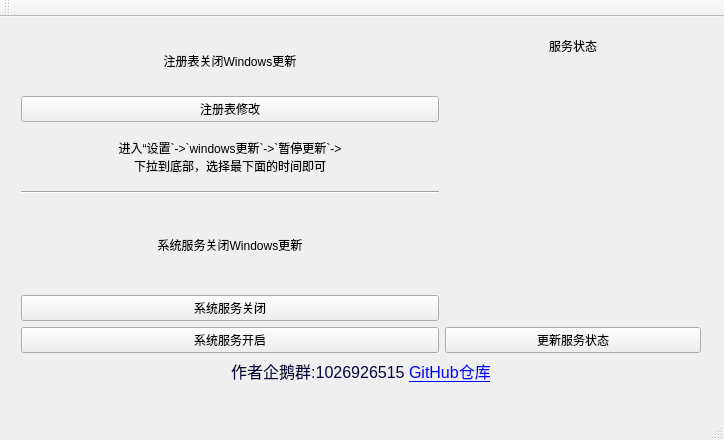
This is WindowsUpdateClose/MainUi.ui in ZeroDuckCode/WindowsUpdateClose as Qt 5 draws it before an edit. The edited form follows.
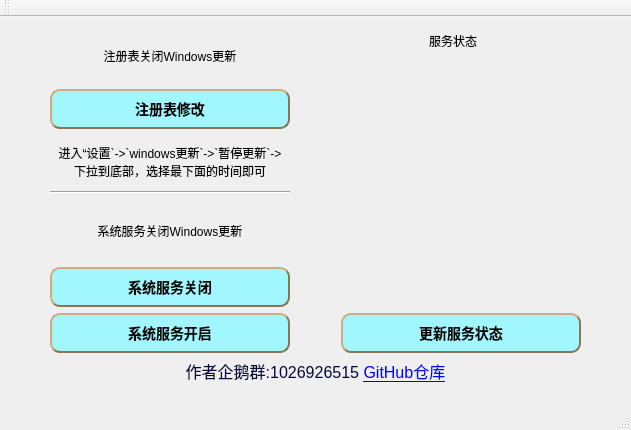
This is the edited form. Icons and pictures are not drawn.

Patch:
```diff
--- a/WindowsUpdateClose/MainUi.ui
+++ b/WindowsUpdateClose/MainUi.ui
@@ -6,20 +6,26 @@
    <rect>
     <x>0</x>
     <y>0</y>
-    <width>724</width>
-    <height>440</height>
+    <width>631</width>
+    <height>430</height>
    </rect>
   </property>
+  <property name="sizePolicy">
+   <sizepolicy hsizetype="Preferred" vsizetype="Preferred">
+    <horstretch>0</horstretch>
+    <verstretch>0</verstretch>
+   </sizepolicy>
+  </property>
   <property name="windowTitle">
    <string>MainUi</string>
   </property>
   <widget class="QWidget" name="centralWidget">
-   <widget class="QWidget" name="">
+   <widget class="QWidget" name="layoutWidget">
     <property name="geometry">
      <rect>
       <x>10</x>
       <y>4</y>
-      <width>702</width>
+      <width>611</width>
       <height>373</height>
      </rect>
     </property>
@@ -28,6 +34,9 @@
       <layout class="QVBoxLayout" name="verticalLayout">
        <item>
         <layout class="QGridLayout" name="gridLayout">
+         <property name="verticalSpacing">
+          <number>10</number>
+         </property>
          <item row="0" column="0">
           <widget class="QLabel" name="label_reg">
            <property name="text">
@@ -40,9 +49,80 @@
          </item>
          <item row="1" column="0">
           <widget class="QPushButton" name="pushButton_Reg">
+           <property name="sizePolicy">
+            <sizepolicy hsizetype="Preferred" vsizetype="Preferred">
+             <horstretch>0</horstretch>
+             <verstretch>0</verstretch>
+            </sizepolicy>
+           </property>
+           <property name="minimumSize">
+            <size>
+             <width>52</width>
+             <height>0</height>
+            </size>
+           </property>
+           <property name="maximumSize">
+            <size>
+             <width>240</width>
+             <height>40</height>
+            </size>
+           </property>
+           <property name="baseSize">
+            <size>
+             <width>70</width>
+             <height>0</height>
+            </size>
+           </property>
+           <property name="cursor">
+            <cursorShape>PointingHandCursor</cursorShape>
+           </property>
+           <property name="layoutDirection">
+            <enum>Qt::RightToLeft</enum>
+           </property>
+           <property name="styleSheet">
+            <string notr="true">QPushButton
+{
+	background-color: #a2f7ff; /*背景色*/ 
+	color: rgb(162, 247, 255);
+	border-style: outset;
+	border-width: 2px;
+	border-radius:10px; /*边界圆滑*/
+	border-color: #8B7355;
+	font: bold 14px;
+	min-width:2em;
+	color:black; /*字体颜色*/
+	font-family:华文新魏;
+	padding: 10px;
+}
+ 
+QPushButton:hover
+{
+	background-color: #D3D3D3;
+}
+ 
+QPushButton:pressed
+{
+	background-color: #1E90FF; /*伪状态经过时背景色*/ 
+	border-style: inset;
+}
+QPushButton:!enabled{
+	background-color: rgb(100, 100, 100);
+	border-style: inset;
+}</string>
+           </property>
            <property name="text">
             <string>注册表修改</string>
            </property>
+           <property name="icon">
+            <iconset resource="MainUi.qrc">
+             <normaloff>:/MainUi/pic/set.png</normaloff>:/MainUi/pic/set.png</iconset>
+           </property>
+           <property name="iconSize">
+            <size>
+             <width>32</width>
+             <height>32</height>
+            </size>
+           </property>
           </widget>
          </item>
          <item row="2" column="0">
@@ -79,16 +159,122 @@
          </item>
          <item row="2" column="0">
           <widget class="QPushButton" name="pushButton_ServerOpen">
+           <property name="maximumSize">
+            <size>
+             <width>240</width>
+             <height>40</height>
+            </size>
+           </property>
+           <property name="cursor">
+            <cursorShape>PointingHandCursor</cursorShape>
+           </property>
+           <property name="layoutDirection">
+            <enum>Qt::RightToLeft</enum>
+           </property>
+           <property name="styleSheet">
+            <string notr="true">QPushButton
+{
+	background-color: #a2f7ff; /*背景色*/ 
+	color: rgb(162, 247, 255);
+	border-style: outset;
+	border-width: 2px;
+	border-radius:10px; /*边界圆滑*/
+	border-color: #8B7355;
+	font: bold 14px;
+	min-width:2em;
+	color:black; /*字体颜色*/
+	font-family:华文新魏;
+	padding: 10px;
+}
+ 
+QPushButton:hover
+{
+	background-color: #D3D3D3;
+}
+ 
+QPushButton:pressed
+{
+	background-color: #1E90FF; /*伪状态经过时背景色*/ 
+	border-style: inset;
+}
+QPushButton:!enabled{
+	background-color: rgb(100, 100, 100);
+	border-style: inset;
+}</string>
+           </property>
            <property name="text">
             <string>系统服务开启</string>
            </property>
+           <property name="icon">
+            <iconset resource="MainUi.qrc">
+             <normaloff>:/MainUi/pic/open.png</normaloff>:/MainUi/pic/open.png</iconset>
+           </property>
+           <property name="iconSize">
+            <size>
+             <width>32</width>
+             <height>32</height>
+            </size>
+           </property>
           </widget>
          </item>
          <item row="1" column="0">
           <widget class="QPushButton" name="pushButton_ServerClose">
+           <property name="maximumSize">
+            <size>
+             <width>240</width>
+             <height>40</height>
+            </size>
+           </property>
+           <property name="cursor">
+            <cursorShape>PointingHandCursor</cursorShape>
+           </property>
+           <property name="layoutDirection">
+            <enum>Qt::RightToLeft</enum>
+           </property>
+           <property name="styleSheet">
+            <string notr="true">QPushButton
+{
+	background-color: #a2f7ff; /*背景色*/ 
+	color: rgb(162, 247, 255);
+	border-style: outset;
+	border-width: 2px;
+	border-radius:10px; /*边界圆滑*/
+	border-color: #8B7355;
+	font: bold 14px;
+	min-width:2em;
+	color:black; /*字体颜色*/
+	font-family:华文新魏;
+	padding: 10px;
+}
+ 
+QPushButton:hover
+{
+	background-color: #D3D3D3;
+}
+ 
+QPushButton:pressed
+{
+	background-color: #1E90FF; /*伪状态经过时背景色*/ 
+	border-style: inset;
+}
+QPushButton:!enabled{
+	background-color: rgb(100, 100, 100);
+	border-style: inset;
+}</string>
+           </property>
            <property name="text">
             <string>系统服务关闭</string>
            </property>
+           <property name="icon">
+            <iconset resource="MainUi.qrc">
+             <normaloff>:/MainUi/pic/-_退出-16.png</normaloff>:/MainUi/pic/-_退出-16.png</iconset>
+           </property>
+           <property name="iconSize">
+            <size>
+             <width>32</width>
+             <height>32</height>
+            </size>
+           </property>
           </widget>
          </item>
         </layout>
@@ -137,9 +323,62 @@
            <verstretch>0</verstretch>
           </sizepolicy>
          </property>
+         <property name="maximumSize">
+          <size>
+           <width>240</width>
+           <height>40</height>
+          </size>
+         </property>
+         <property name="cursor">
+          <cursorShape>PointingHandCursor</cursorShape>
+         </property>
+         <property name="layoutDirection">
+          <enum>Qt::RightToLeft</enum>
+         </property>
+         <property name="styleSheet">
+          <string notr="true">QPushButton
+{
+	background-color: #a2f7ff; /*背景色*/ 
+	color: rgb(162, 247, 255);
+	border-style: outset;
+	border-width: 2px;
+	border-radius:10px; /*边界圆滑*/
+	border-color: #8B7355;
+	font: bold 14px;
+	min-width:2em;
+	color:black; /*字体颜色*/
+	font-family:华文新魏;
+	padding: 10px;
+}
+ 
+QPushButton:hover
+{
+	background-color: #D3D3D3;
+}
+ 
+QPushButton:pressed
+{
+	background-color: #1E90FF; /*伪状态经过时背景色*/ 
+	border-style: inset;
+}
+QPushButton:!enabled{
+	background-color: rgb(100, 100, 100);
+	border-style: inset;
+}</string>
+         </property>
          <property name="text">
           <string>更新服务状态</string>
          </property>
+         <property name="icon">
+          <iconset resource="MainUi.qrc">
+           <normaloff>:/MainUi/pic/flash.png</normaloff>:/MainUi/pic/flash.png</iconset>
+         </property>
+         <property name="iconSize">
+          <size>
+           <width>32</width>
+           <height>32</height>
+          </size>
+         </property>
         </widget>
        </item>
       </layout>
```
Left out of the diff: 12 changed lines with no effect on the pictures.
